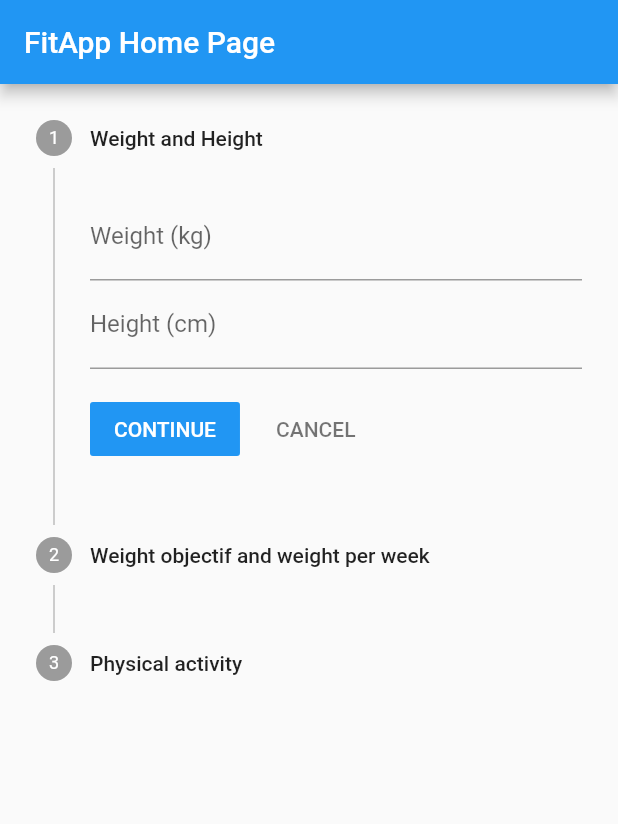
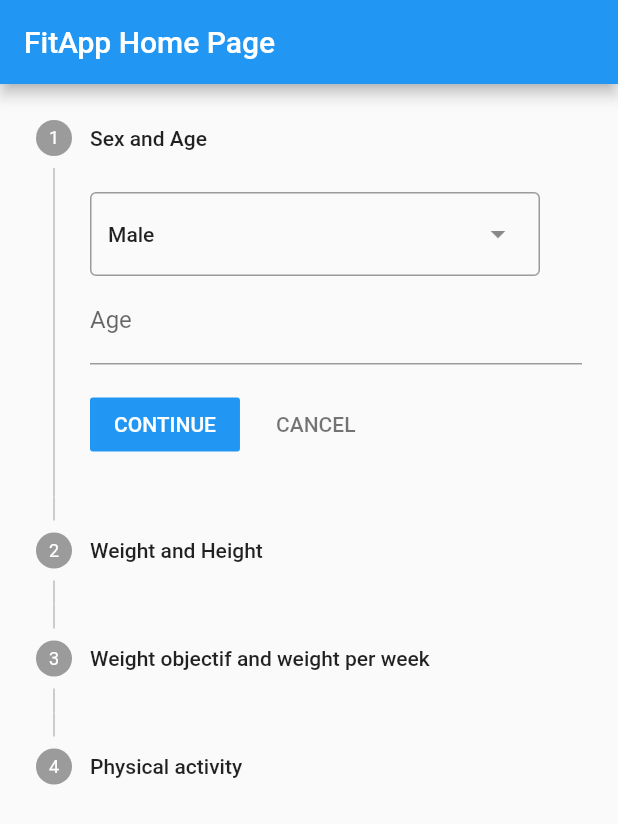
Before and after one commit to omarzairi/FitApp-UI, a Flutter app: the screen it shows after launch, on a phone screen of 412 x 824 dp. Shown: the top 824 px of the screen. Run offline on Flutter 3.47's test engine with Material 2 defaults, Android fonts, the phone set to English and light mode, and no system bars; Roboto replaces fonts that are missing (Montserrat).

Commit message:
steps added  age and sex

```diff
--- a/lib/Pages/signUpSteps.dart
+++ b/lib/Pages/signUpSteps.dart
@@ -1,4 +1,5 @@
 import 'dart:collection';
+import 'dart:convert';
 
 import 'package:flutter/material.dart';
 
@@ -10,10 +11,24 @@ class UserStepperForm extends StatefulWidget {
 }
 
 class _StepsState extends State<UserStepperForm> {
+
   int index = 0;
   String _selectedItem = '1/2';
   String _selectItem1 = 'Sedentary';
+  String _sex='Male';
+  String _age='18';
   final HashMap<String, String> _map = HashMap<String, String>();
+
+
+  Future<void> SendFormData() async{
+    _map["actPhysique"] = _selectItem1;
+    _map["poidsSemaine"] = _selectedItem;
+    _map["sex"]=_sex;
+
+
+    final body=jsonEncode(_map);
+    print(body);
+  }
 
   @override
   Widget build(BuildContext context) {
@@ -26,17 +41,66 @@ class _StepsState extends State<UserStepperForm> {
           });
         }
       },
-      onStepContinue: () {
-        setState(() {
-          index++;
-        });
+      onStepContinue: () async {
+        if(index == 3){
+          await SendFormData();
+        }
+        else {
+          setState(() {
+            index++;
+          });
+        }
       },
       onStepTapped: (int indexStep) {
         setState(() {
           index = indexStep;
         });
       },
+
       steps: <Step>[
+
+        Step(
+          title: const Text("Sex and Age"),
+          isActive: index >0,
+          content: Column(
+            children: [
+              SizedBox(
+                width: double.maxFinite,
+                child: DropdownMenu(
+                  width: 300,
+                  initialSelection: _sex,
+                  onSelected: (String? value) {
+                    setState(() {
+                      _sex = value!;
+                      _map["sex"] = value;
+                    });
+                  },
+                  dropdownMenuEntries: const [
+                    DropdownMenuEntry(
+                        value: 'Male', label: 'Male'),
+                    DropdownMenuEntry(value: 'Female', label: 'Female'),
+
+
+                  ],
+                ),
+              ),
+              TextFormField(
+                decoration: const InputDecoration(labelText: 'Age'),
+                validator: (value) {
+                  if (value == null || value.isEmpty) {
+                    return 'Please enter your weight';
+                  }
+                  return null;
+                },
+                onChanged: (value) {
+                  _map["poids"] = value;
+                },
+              ),
+
+
+]
+        ),
+        ),
         Step(
           title: const Text("Weight and Height"),
           content: Column(
@@ -67,11 +131,11 @@ class _StepsState extends State<UserStepperForm> {
               )
             ],
           ),
-          isActive: index > 0,
+          isActive: index > 1,
         ),
         Step(
           title: const Text("Weight objectif and weight per week"),
-          isActive: index > 1,
+          isActive: index > 2,
           content: Column(children: [
             TextFormField(
               decoration: const InputDecoration(labelText: 'Ojectif (kg)'),
@@ -110,9 +174,11 @@ class _StepsState extends State<UserStepperForm> {
         ),
         Step(
           title: const Text("Physical activity"),
-          isActive: index > 2,
+          isActive: index > 3,
           content: DropdownMenu(
-            initialSelection: _selectItem1,
+             initialSelection: _selectItem1,
+
+
             width: 300,
             onSelected: (String? value) {
               setState(() {
--- a/lib/main.dart
+++ b/lib/main.dart
@@ -1,6 +1,6 @@
 import 'package:flutter/material.dart';
 import 'package:fitapp/Pages/signUpSteps.dart';
-
+import 'package:fitapp/Pages/login.dart';
 void main() {
   runApp(MyApp());
 }
```
Also changed, not shown: lib/Pages/login.dart (added).
